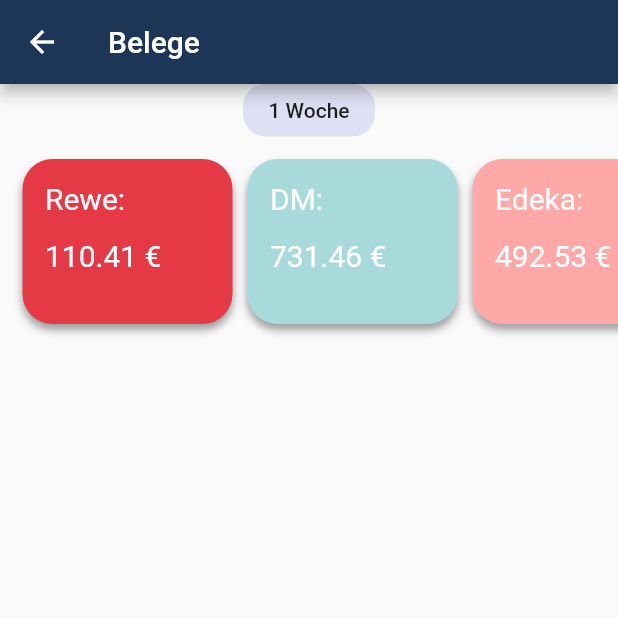
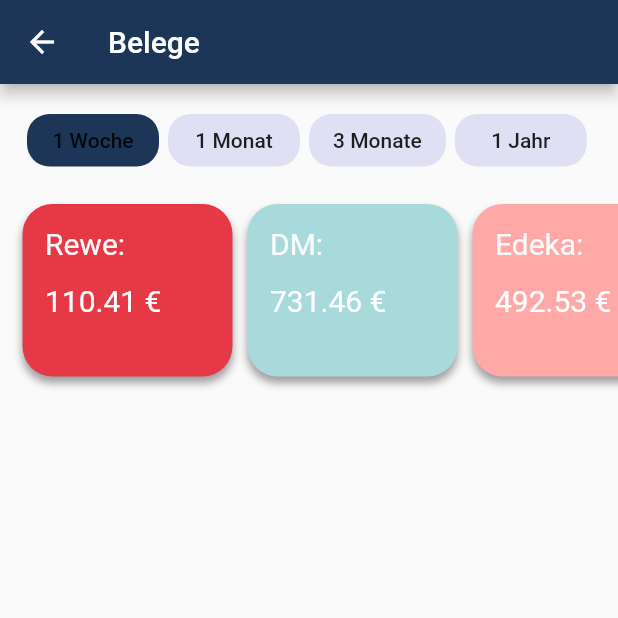
Before and after one commit to jangrunicke/Billsolution, a Flutter app: the BillsHome screen opened directly, after a tap on "1 Woche", on a phone screen of 412 x 824 dp, the top half of it. Run offline on Flutter 3.47's test engine with Material 2 defaults, Android fonts, the phone set to English and light mode, and no system bars.

Commit message:
Positionierung der Filterbutton

```diff
--- a/lib/pages/bills/bills_home.dart
+++ b/lib/pages/bills/bills_home.dart
@@ -23,7 +23,21 @@ class BillsHome extends StatelessWidget {
           title: Text('Belege'),
         ),
         body: Column(
-          children: [ZeitraumFilterButton(), VendorList()],
+          children: [
+            Container(
+              child: Row(
+                children: [
+                  ZeitraumFilterButton('1 Woche'),
+                  ZeitraumFilterButton('1 Monat'),
+                  ZeitraumFilterButton('3 Monate'),
+                  ZeitraumFilterButton('1 Jahr')
+                ],
+              ),
+              padding: EdgeInsets.all(10),
+              margin: EdgeInsets.all(5),
+            ),
+            VendorList()
+          ],
         ));
   }
 }
--- a/lib/pages/bills/vendor_card.dart
+++ b/lib/pages/bills/vendor_card.dart
@@ -40,8 +40,8 @@ class VendorCard extends StatelessWidget {
         ],
       ),
       padding: EdgeInsets.all(15),
-      margin: EdgeInsets.all(5),
-      constraints: BoxConstraints(maxHeight: 100, maxWidth: 140),
+      margin: EdgeInsets.fromLTRB(5, 0, 5, 5),
+      constraints: BoxConstraints(maxHeight: 95, maxWidth: 140),
     );
   }
 }
--- a/lib/pages/bills/zeitraum_filter_button.dart
+++ b/lib/pages/bills/zeitraum_filter_button.dart
@@ -1,16 +1,28 @@
 import 'package:flutter/material.dart';
 
 class ZeitraumFilterButton extends StatefulWidget {
+  final String _buttonText;
+
+  ZeitraumFilterButton(this._buttonText);
+
   @override
-  _ZeitraumFilterButtonState createState() => _ZeitraumFilterButtonState();
+  _ZeitraumFilterButtonState createState() =>
+      _ZeitraumFilterButtonState(this._buttonText);
 }
 
 class _ZeitraumFilterButtonState extends State<ZeitraumFilterButton> {
-  bool _selected = false;
+  _ZeitraumFilterButtonState(String buttonText) {
+    _selected = false;
+    this._buttonText = buttonText;
+  }
+
+  String _buttonText;
+
+  bool _selected;
   void auswaehlen() {
     print('Ausgewählt?: ' + _selected.toString());
     setState(() {
-      _selected = true;
+      _selected = _selected ? false : true;
     });
     print('Button wurde ausgewählt');
     print('Ausgewählt?: ' + _selected.toString());
@@ -25,12 +37,14 @@ class _ZeitraumFilterButtonState extends State<ZeitraumFilterButton> {
   Widget build(BuildContext context) {
     return Container(
       child: FlatButton(
-        child: Text('1 Woche'),
+        child: Text(this._buttonText),
         onPressed: () => {auswaehlen()},
       ),
       decoration: BoxDecoration(
-          color: colors[0], borderRadius: BorderRadius.circular(15)),
+          color: _selected ? colors[1] : colors[0],
+          borderRadius: BorderRadius.circular(15)),
       constraints: BoxConstraints(maxHeight: 35, maxWidth: 110),
+      margin: EdgeInsets.fromLTRB(3, 5, 3, 0),
     );
   }
 }
```
